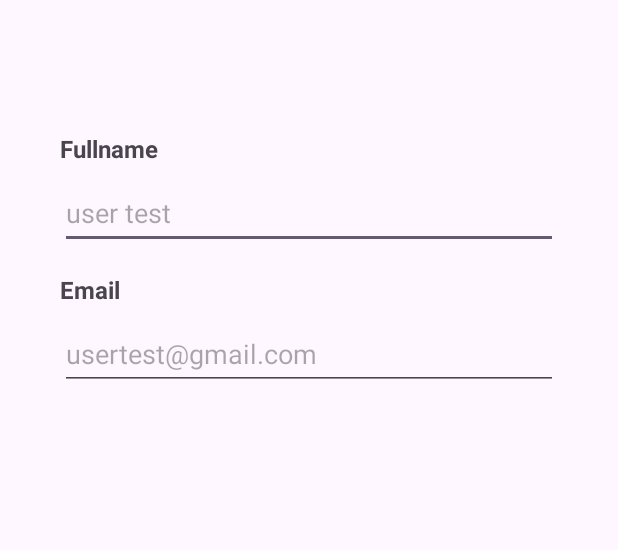
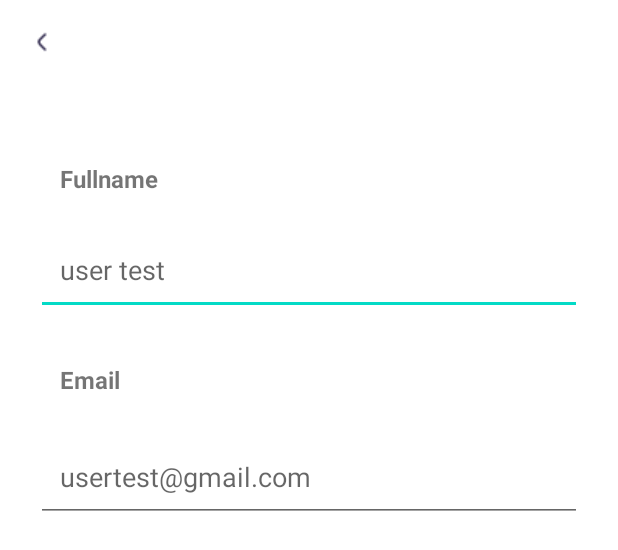
Before and after one commit to Bangkit-Project-FitMe/FitMeLook-Mobile, an Android app: the layout activity_profile.xml on its own in the app's theme, with its tools: preview values and no code run, on a phone screen of 412 x 824 dp. Shown: the top 550 px of the screen. Run offline under Robolectric (Android 15) with nearby library versions, the phone set to English and light mode, and no system bars.

Commit message:
feat: done profile + navbar

```diff
--- a/app/build.gradle.kts
+++ b/app/build.gradle.kts
@@ -33,12 +33,16 @@ android {
     kotlinOptions {
         jvmTarget = "1.8"
     }
+
+    buildFeatures {
+        viewBinding = true
+    }
 }
 
 dependencies {
 
     implementation("androidx.core:core-ktx:1.13.1")
-    implementation("androidx.appcompat:appcompat:1.6.1")
+    implementation("androidx.appcompat:appcompat:1.7.0")
     implementation("com.google.android.material:material:1.12.0")
     implementation("androidx.constraintlayout:constraintlayout:2.1.4")
     testImplementation("junit:junit:4.13.2")
--- a/app/src/main/java/com/example/fitme/MainActivity.kt
+++ b/app/src/main/java/com/example/fitme/MainActivity.kt
@@ -1,7 +1,10 @@
 package com.example.fitme
 
+import android.content.Intent
 import android.os.Bundle
+import android.widget.Button
 import androidx.appcompat.app.AppCompatActivity
+import com.example.fitme.ui.profile.ProfileActivity
 
 class MainActivity : AppCompatActivity() {
     override fun onCreate(savedInstanceState: Bundle?) {
--- a/app/src/main/java/com/example/fitme/ui/NavbarActivity.kt
+++ /dev/null
@@ -1,6 +0,0 @@
-package com.example.fitme.ui
-
-import androidx.appcompat.app.AppCompatActivity
-
-class NavbarActivity: AppCompatActivity() {
-}
--- a/app/src/main/java/com/example/fitme/ui/ProfileActivity.kt
+++ /dev/null
@@ -1,4 +0,0 @@
-package com.example.fitme.ui
-
-class ProfileActivity {
-}
--- a/app/src/main/res/layout/activity_main.xml
+++ b/app/src/main/res/layout/activity_main.xml
@@ -1,7 +1,7 @@
-<?xml version="1.0" encoding="utf-8"?>
 <androidx.constraintlayout.widget.ConstraintLayout xmlns:android="http://schemas.android.com/apk/res/android"
     xmlns:app="http://schemas.android.com/apk/res-auto"
     xmlns:tools="http://schemas.android.com/tools"
+    android:id="@+id/container"
     android:layout_width="match_parent"
     android:layout_height="match_parent"
     tools:context=".MainActivity">
--- a/app/src/main/res/layout/activity_profile.xml
+++ b/app/src/main/res/layout/activity_profile.xml
@@ -4,35 +4,48 @@
     xmlns:tools="http://schemas.android.com/tools"
     android:layout_width="match_parent"
     android:layout_height="match_parent"
-    android:padding="16dp">
+    tools:context=".ui.profile.ProfileActivity">
+
+    <androidx.appcompat.widget.Toolbar
+        android:id="@+id/toolbar"
+        android:layout_width="match_parent"
+        android:layout_height="?attr/actionBarSize"
+        android:background="?attr/colorPrimary"
+        app:navigationIcon="@drawable/back"
+        app:layout_constraintTop_toTopOf="parent"
+        app:popupTheme="@style/ThemeOverlay.AppCompat.Light" />
 
     <TextView
         android:id="@+id/tvFullnameLabel"
         android:layout_width="wrap_content"
         android:layout_height="wrap_content"
         android:layout_marginStart="24dp"
-        android:layout_marginTop="72dp"
+        android:layout_marginTop="92dp"
+        android:padding="16dp"
+        android:text="@string/fullname"
         android:textSize="16sp"
         android:textStyle="bold"
-        android:text="@string/fullname"
         app:layout_constraintStart_toStartOf="parent"
         app:layout_constraintTop_toTopOf="parent" />
 
     <EditText
         android:id="@+id/etFullname"
         android:layout_width="0dp"
-        android:layout_height="48dp"
-        android:layout_marginTop="8dp"
+        android:layout_height="60dp"
         android:layout_marginStart="24dp"
+        android:layout_marginTop="4dp"
         android:layout_marginEnd="24dp"
         android:hint="@string/user_test"
         android:inputType="text"
-        app:layout_constraintTop_toBottomOf="@+id/tvFullnameLabel"
+        android:padding="16dp"
+        app:layout_constraintEnd_toEndOf="parent"
+        app:layout_constraintHorizontal_bias="0.0"
         app:layout_constraintStart_toStartOf="parent"
-        app:layout_constraintEnd_toEndOf="parent" />
+        app:layout_constraintTop_toBottomOf="@+id/tvFullnameLabel" />
 
     <TextView
         android:id="@+id/tvEmailLabel"
+        android:padding="16dp"
         android:layout_width="wrap_content"
         android:layout_height="wrap_content"
         android:layout_marginStart="24dp"
@@ -45,8 +58,9 @@
 
     <EditText
         android:id="@+id/etEmail"
+        android:padding="16dp"
         android:layout_width="0dp"
-        android:layout_height="48dp"
+        android:layout_height="60dp"
         android:layout_marginTop="8dp"
         android:layout_marginStart="24dp"
         android:layout_marginEnd="24dp"
--- a/app/src/main/res/values/strings.xml
+++ b/app/src/main/res/values/strings.xml
@@ -6,4 +6,5 @@
     <string name="usertest_gmail_com">usertest@gmail.com</string>
     <string name="user_name">User Name</string>
     <string name="home">Home</string>
+    <string name="profile">Profile</string>
 </resources>
--- a/app/src/main/res/values/themes.xml
+++ b/app/src/main/res/values/themes.xml
@@ -1,9 +1,16 @@
 <resources xmlns:tools="http://schemas.android.com/tools">
-    <!-- Base application theme. -->
-    <style name="Base.Theme.FitMe" parent="Theme.Material3.DayNight.NoActionBar">
-        <!-- Customize your light theme here. -->
-        <!-- <item name="colorPrimary">@color/my_light_primary</item> -->
+    <style name="Base.Theme.FitMe" parent="Theme.MaterialComponents.DayNight.NoActionBar">
+        <item name="colorPrimary">@color/white</item>
+        <item name="colorPrimaryDark">@color/black</item>
     </style>
 
-    <style name="Theme.FitMe" parent="Base.Theme.FitMe" />
+    <style name="Theme.FitMe.NoActionBar" parent="Base.Theme.FitMe">
+        <item name="windowActionBar">false</item>
+        <item name="windowNoTitle">true</item>
+    </style>
+
+    <style name="Theme.FitMe.ActionBar" parent="Base.Theme.FitMe">
+        <item name="windowActionBar">false</item>
+        <item name="windowNoTitle">true</item>
+    </style>
 </resources>
```
Also changed, not shown: app/src/main/AndroidManifest.xml (+21 -11 lines), app/src/main/java/com/example/fitme/ui/profile/ProfileActivity.kt (added, +34 -0 lines), app/src/main/res/layout/activity_navbar.xml (+14 -10 lines), app/src/main/res/menu/menu_profile.xml (added, +16 -0 lines), app/src/main/res/drawable/back.png (added).
